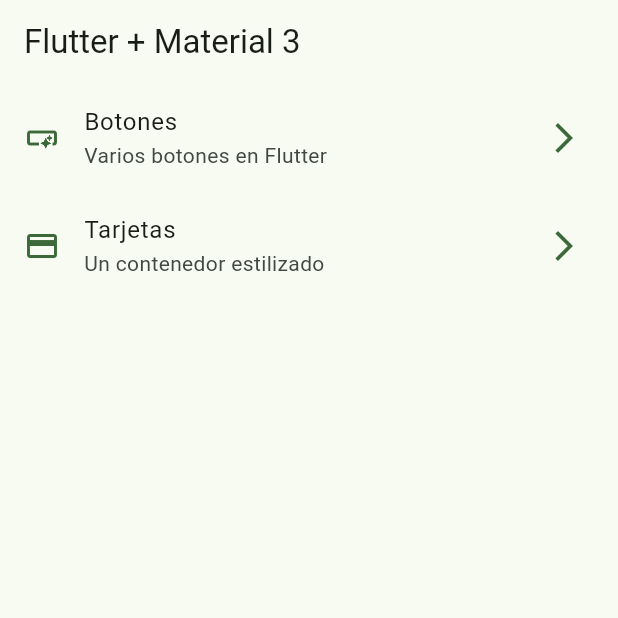
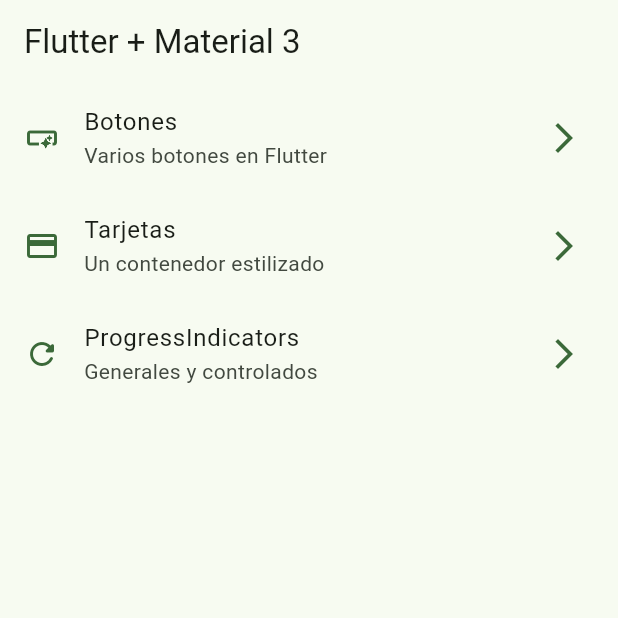
Before and after one commit to valeroman/FT-Widgets, a Flutter app: the screen it shows after launch, on a phone screen of 412 x 824 dp, the top half of it. Run offline on Flutter 3.47's test engine with Material 2 defaults, Android fonts, the phone set to English and light mode, and no system bars; our stand-ins replace go_router.

Commit message:
progress indicators terminado

```diff
--- a/lib/config/menu/menu_items.dart
+++ b/lib/config/menu/menu_items.dart
@@ -29,7 +29,13 @@ const appMenuItems = <MenuItem>[
     subTitle: 'Un contenedor estilizado',
     link: '/cards',
     icon: Icons.credit_card
-  )
+  ),
 
+  MenuItem(
+    title: 'ProgressIndicators',
+    subTitle: 'Generales y controlados',
+    link: '/progress',
+    icon: Icons.refresh_rounded
+  ),
 
 ];
--- a/lib/config/router/app_router.dart
+++ b/lib/config/router/app_router.dart
@@ -27,5 +27,11 @@ final appRouter = GoRouter(
       builder: (context, state) => const CardsScreen(),
     ),
 
+    GoRoute(
+      path: '/progress',
+      name: ProgressScreen.name,
+      builder: (context, state) => const ProgressScreen(),
+    ),
+
   ],
 );
```
Also changed, not shown: lib/presentation/screens/progress/progress_screen.dart (+60 -1 lines).
